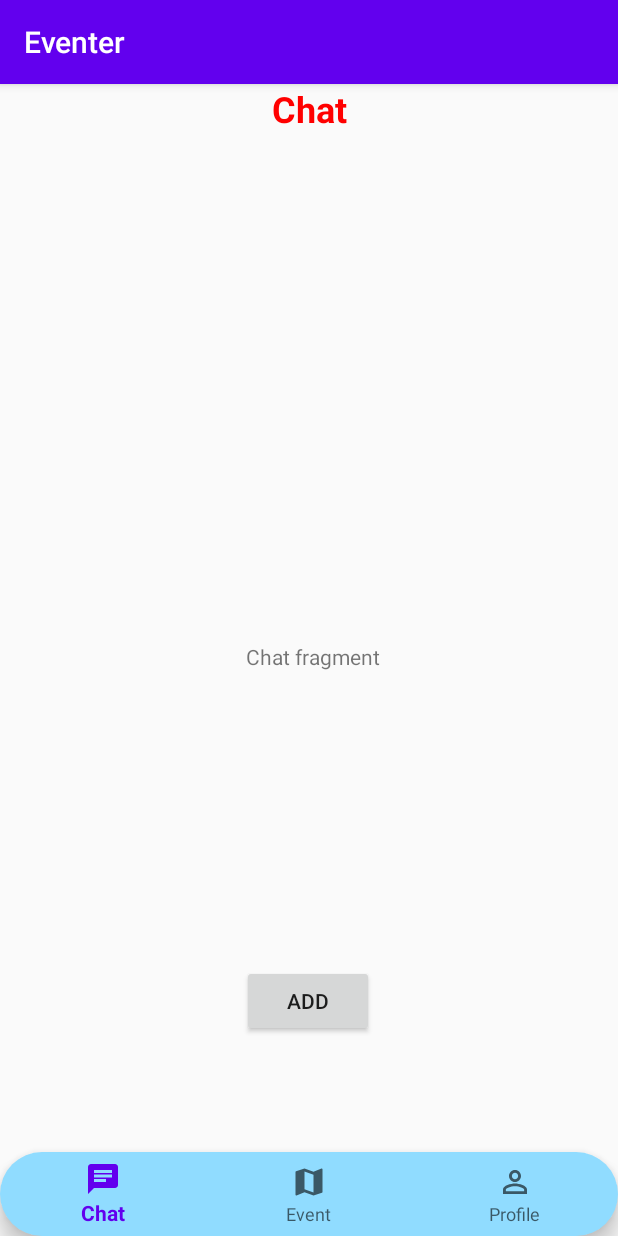
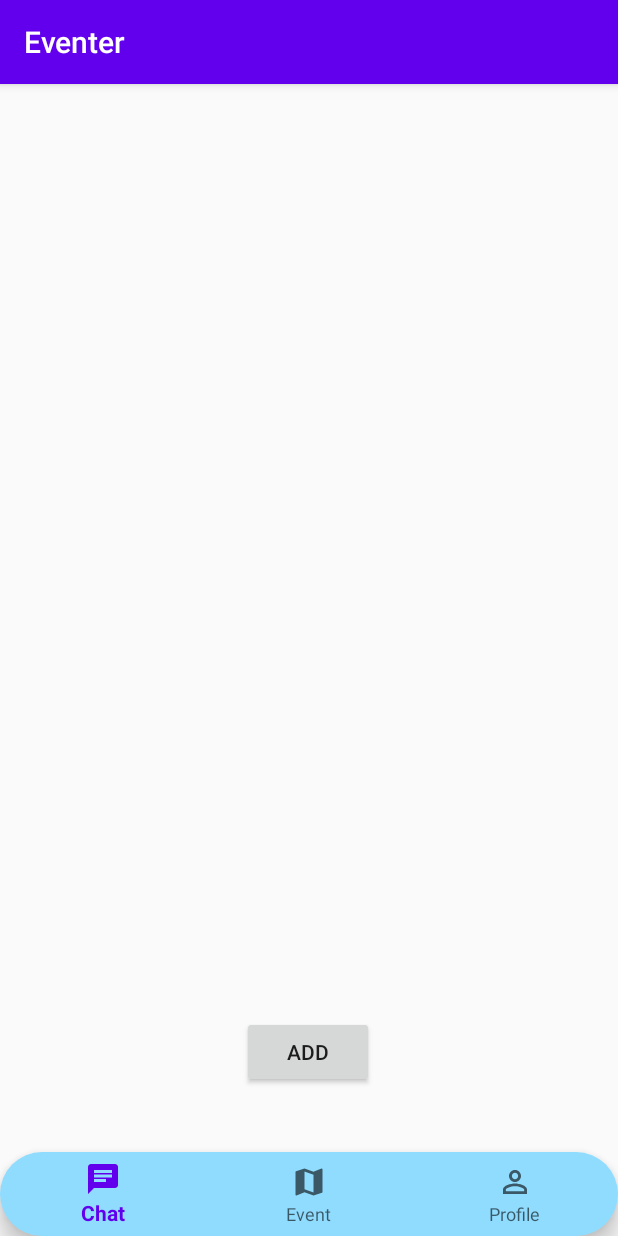
Before and after one commit to adnusan/Eventer, an Android app: the screen it shows after launch once a user with an empty profile is signed in (MainActivity), on a phone screen of 412 x 824 dp. Run offline under Robolectric (Android 15) with nearby library versions, the phone set to English and light mode, and no system bars; our stand-ins replace Firebase (no records; nobody signed in at launch, a user with empty details on screens opened directly); 3 statements that could not run were skipped.

Commit message:
working on chat list, not done

```diff
--- a/app/src/main/AndroidManifest.xml
+++ b/app/src/main/AndroidManifest.xml
@@ -7,6 +7,7 @@
     <uses-permission android:name="android.permission.WAKE_LOCK" />
 
     <application
+        android:enableOnBackInvokedCallback="true"
         android:allowBackup="true"
         android:dataExtractionRules="@xml/data_extraction_rules"
         android:fullBackupContent="@xml/backup_rules"
@@ -15,7 +16,7 @@
         android:roundIcon="@mipmap/logo_round"
         android:supportsRtl="true"
         android:theme="@style/Theme.Eventer"
-        tools:targetApi="31">
+        tools:targetApi="tiramisu">
         <activity
             android:name=".MessageActivity"
             android:hardwareAccelerated="false"
--- /dev/null
+++ b/app/src/main/java/com/example/eventer/Adapter/ChatListAdapter.kt
@@ -0,0 +1,60 @@
+package com.example.eventer.Adapter
+
+import android.content.Context
+import android.content.Intent
+import android.util.Log
+import android.view.LayoutInflater
+import android.view.View
+import android.view.ViewGroup
+import android.widget.TextView
+import androidx.recyclerview.widget.RecyclerView
+import com.example.eventer.MessageActivity
+import com.example.eventer.R
+import com.example.eventer.model.ChatList
+import com.example.eventer.model.UsersFb
+import com.google.firebase.database.DatabaseReference
+import com.google.firebase.database.FirebaseDatabase
+
+class ChatListAdapter : RecyclerView.Adapter<ChatListAdapter.ChatListViewHolder>() {
+
+    private var databaseReference: DatabaseReference = FirebaseDatabase.getInstance().getReference("user")
+    private var chatList = ArrayList<ChatList>()
+
+    override fun onCreateViewHolder(parent: ViewGroup, viewType: Int): ChatListViewHolder {
+        val itemView = LayoutInflater.from(parent.context).inflate(R.layout.chat_list_item, parent, false)
+        return ChatListViewHolder(itemView)
+    }
+
+    override fun onBindViewHolder(holder: ChatListViewHolder, position: Int) {
+        val currentItem = chatList[position]
+        holder.chat_list_item_username.text = currentItem.receiverId
+
+        //holder.itemView.setOnClickListener(View.OnClickListener {
+            //val intent = Intent(holder.itemView.context, MessageActivity::class.java)
+            //val username  =
+               // currentItem.receiverId?.let { it1 -> databaseReference.child(it1).child("username").toString() }
+//            intent.putExtra("name", username)
+//            intent.putExtra("profileId", currentItem.receiverId)
+//            Log.d("ChatListAdapter", "onBindViewHolder: $username")
+//            holder.itemView.context.startActivity(intent)
+       // })
+    }
+
+    override fun getItemCount(): Int {
+        return chatList.size
+    }
+
+    fun updateChatList(newList: List<ChatList>) {
+        this.chatList.clear()
+        this.chatList.addAll(newList)
+        notifyDataSetChanged()
+    }
+    class ChatListViewHolder (itemView: View): RecyclerView.ViewHolder(itemView) {
+        val chat_list_item_username: TextView = itemView.findViewById<TextView>(R.id.chatList_item_username)
+
+    }
+
+
+
+
+}
--- a/app/src/main/java/com/example/eventer/Fragments/ChatFragment.kt
+++ b/app/src/main/java/com/example/eventer/Fragments/ChatFragment.kt
@@ -5,28 +5,51 @@ import android.view.LayoutInflater
 import android.view.View
 import android.view.ViewGroup
 import androidx.fragment.app.Fragment
+import androidx.lifecycle.Observer
+import androidx.lifecycle.ViewModelProvider
+import androidx.recyclerview.widget.LinearLayoutManager
 import androidx.recyclerview.widget.RecyclerView
+import com.example.eventer.Adapter.ChatListAdapter
 import com.example.eventer.Adapter.UserAdapter
 import com.example.eventer.R
 import com.example.eventer.model.ChatList
-import com.example.eventer.model.UsersFb
+import com.example.eventer.model.UsersViewModel
 import com.google.firebase.auth.FirebaseAuth
 import com.google.firebase.auth.FirebaseUser
-import com.google.firebase.database.DatabaseReference
-import com.google.firebase.database.FirebaseDatabase
+import com.google.firebase.database.*
 
 
 class ChatFragment : Fragment() {
+    //for recycler view
+    private lateinit var viewModel: UsersViewModel
+    private lateinit var chatListAdapter: ChatListAdapter
+    private lateinit var chatListRecyclerView: RecyclerView
 
-    private lateinit var userAdapter: UserAdapter
-    private lateinit var usersList: List<ChatList>
-    private lateinit var chatListRecyclerView: RecyclerView
-    private lateinit var fUser : FirebaseUser
-    private lateinit var databaseReference: DatabaseReference
+//    //firebase
+//    private lateinit var auth: FirebaseAuth
+//    private lateinit var fUser : FirebaseUser
+//    private lateinit var databaseReference: DatabaseReference
+//
+//    //for chat list
+//    private var chatList = ArrayList<ChatList>()
+//
 
 
     override fun onCreate(savedInstanceState: Bundle?) {
         super.onCreate(savedInstanceState)
+//        auth = FirebaseAuth.getInstance()
+//        databaseReference = FirebaseDatabase.getInstance().reference
+//        fUser = auth.currentUser!!
+//        var userId = fUser.uid
+//
+//        //finding recycler view
+//        chatListRecyclerView = view?.findViewById(R.id.chatList_recyclerView)!!
+//        chatList = ArrayList()
+//        chatListAdapter = ChatListAdapter(this, chatList)
+//
+//
+//
+//
 
 
     }
@@ -44,6 +67,7 @@ class ChatFragment : Fragment() {
             replaceFragment(fragment)
         }
 
+
         return view
     }
 
@@ -53,12 +77,30 @@ class ChatFragment : Fragment() {
 //        chatListRecyclerView.setHasFixedSize(true)
 //        userAdapter = UserAdapter()
 //        chatListRecyclerView.adapter = userAdapter
+//        //usersList = ArrayList() //initializing userList
 //
-//        fUser = FirebaseAuth.getInstance().currentUser!!
-//        databaseReference = FirebaseDatabase.getInstance().getReference("ChatList").
+//        //fUser = FirebaseAuth.getInstance().currentUser!!
+//       // databaseReference = FirebaseDatabase.getInstance().getReference("chatList").child(fUser.uid)
 //
-//        usersList = ArrayList()
+//        viewModel = ViewModelProvider(this).get(UsersViewModel::class.java)
+//        viewModel.allUsers.observe(viewLifecycleOwner, Observer {
+//            userAdapter.updateList(it)
+//        })
+//
+//
 //    }
+
+    override fun onViewCreated(view: View, savedInstanceState: Bundle?) {
+        super.onViewCreated(view, savedInstanceState)
+        chatListRecyclerView = view.findViewById(R.id.chatList_recyclerView)
+        chatListRecyclerView.layoutManager = LinearLayoutManager(context)
+        chatListRecyclerView.setHasFixedSize(true)
+        chatListAdapter = ChatListAdapter()
+
+        chatListRecyclerView.adapter = chatListAdapter
+
+        viewModel = ViewModelProvider(this).get(UsersViewModel::class.java)
+    }
 
 
     //function to replace fragment
--- a/app/src/main/java/com/example/eventer/MessageActivity.kt
+++ b/app/src/main/java/com/example/eventer/MessageActivity.kt
@@ -120,7 +120,7 @@ class MessageActivity : AppCompatActivity() {
         val chatRef = FirebaseDatabase.getInstance().reference
 
         chatRef.child("chatList")
-            .child(currentUserId)
+            .child(currentUserId).child(receiverId)
             .child("receiverId").setValue(receiverId)
 
 
--- a/app/src/main/res/layout/fragment_chat.xml
+++ b/app/src/main/res/layout/fragment_chat.xml
@@ -12,54 +12,29 @@
         android:layout_width="match_parent"
         android:layout_height="match_parent">
 
-        <TextView
-            android:id="@+id/chat_title"
-            android:layout_width="match_parent"
-            android:layout_height="wrap_content"
-            android:gravity="center"
-            android:text="@string/chat"
-            android:textColor="#FF0000"
-            android:textSize="24sp"
-            android:textStyle="bold"
-            app:layout_constraintEnd_toEndOf="parent"
-            app:layout_constraintHorizontal_bias="0.0"
-            app:layout_constraintStart_toStartOf="parent"
-            app:layout_constraintTop_toTopOf="parent" />
 
         <androidx.recyclerview.widget.RecyclerView
             android:id="@+id/chatList_recyclerView"
-            android:layout_width="414dp"
-            android:layout_height="698dp"
+            android:layout_width="419dp"
+            android:layout_height="669dp"
             app:layout_constraintBottom_toBottomOf="parent"
             app:layout_constraintEnd_toEndOf="parent"
-            app:layout_constraintHorizontal_bias="0.0"
             app:layout_constraintStart_toStartOf="parent"
-            app:layout_constraintTop_toBottomOf="@+id/chat_title"
+            app:layout_constraintTop_toTopOf="parent"
             app:layout_constraintVertical_bias="0.0" />
-
-        <TextView
-            android:id="@+id/textView2"
-            android:layout_width="wrap_content"
-            android:layout_height="wrap_content"
-            android:text="@string/chat_page_text"
-            app:layout_constraintBottom_toBottomOf="@+id/chatList_recyclerView"
-            app:layout_constraintEnd_toEndOf="@+id/chatList_recyclerView"
-            app:layout_constraintStart_toStartOf="@+id/chatList_recyclerView"
-            app:layout_constraintTop_toBottomOf="@+id/chat_title" />
 
         <Button
             android:id="@+id/addBtn"
-            android:text="add"
             android:layout_width="wrap_content"
             android:layout_height="wrap_content"
             android:clickable="true"
+            android:contentDescription="TODO"
+            android:text="add"
             app:layout_constraintBottom_toBottomOf="@+id/chatList_recyclerView"
             app:layout_constraintEnd_toEndOf="parent"
             app:layout_constraintHorizontal_bias="0.498"
             app:layout_constraintStart_toStartOf="parent"
-            app:layout_constraintTop_toBottomOf="@+id/chat_title"
-            app:layout_constraintVertical_bias="0.853"
-            android:contentDescription="TODO" />
+            app:layout_constraintVertical_bias="0.853" />
 
     </androidx.constraintlayout.widget.ConstraintLayout>
 
```
Also changed, not shown: app/src/main/java/com/example/eventer/Repository/ChatListRepository.kt (added, +53 -0 lines), app/src/main/java/com/example/eventer/model/ChatList.kt (+8 -7 lines), app/src/main/java/com/example/eventer/model/ChatListViewModel.kt (added, +19 -0 lines), app/src/main/res/layout/chat_list_item.xml (added, +46 -0 lines).
